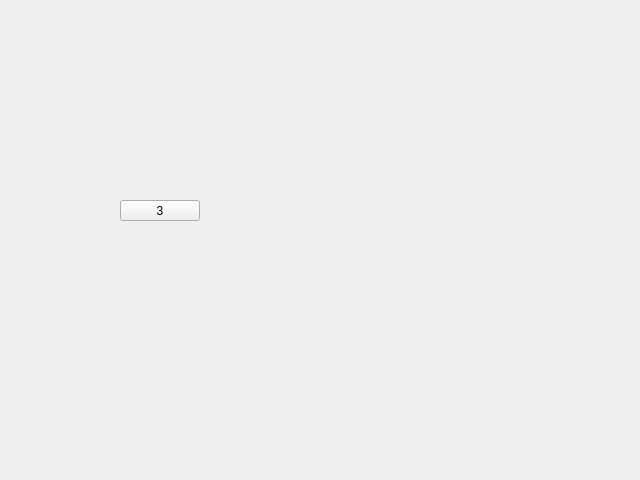
This is gui_for_create_secad/form3.ui in baseoleph/secad as Qt 5 draws it before an edit. The edited form follows.
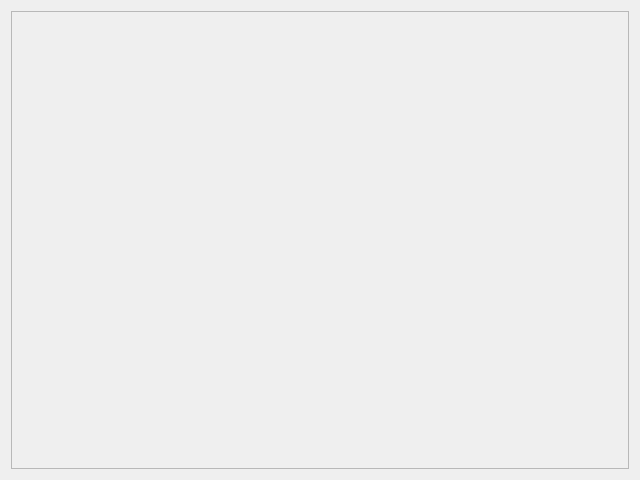
This is the edited form.

Commit message:
Form's creation
Создал первый вариант окон в программе

```diff
--- a/gui_for_create_secad/form3.ui
+++ b/gui_for_create_secad/form3.ui
@@ -13,19 +13,25 @@
   <property name="windowTitle">
    <string>Form</string>
   </property>
-  <widget class="QPushButton" name="pushButton">
+  <layout class="QGridLayout" name="gridLayout">
+   <item row="0" column="0">
+    <widget class="QScrollArea" name="scrollArea">
+     <property name="widgetResizable">
+      <bool>true</bool>
+     </property>
+     <widget class="QWidget" name="scrollAreaWidgetContents">
    <property name="geometry">
     <rect>
-     <x>120</x>
-     <y>200</y>
-     <width>80</width>
-     <height>21</height>
-    </rect>
-   </property>
-   <property name="text">
-    <string>3</string>
-   </property>
-  </widget>
+        <x>0</x>
+        <y>0</y>
+        <width>620</width>
+        <height>460</height>
+       </rect>
+      </property>
+     </widget>
+    </widget>
+   </item>
+  </layout>
  </widget>
  <resources/>
  <connections/>
```
Lines whose indentation alone changed are shown as unchanged. The commit also changes 2 other files.
